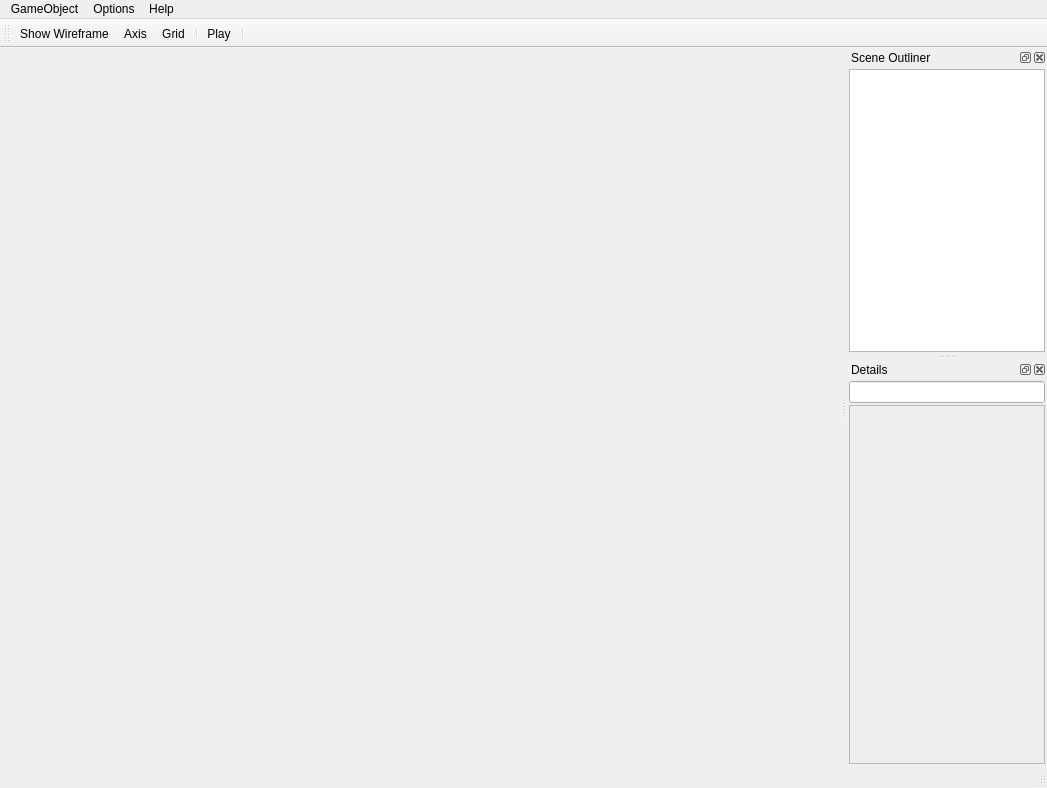
Old version of the form mainwindow.ui in the repository FredrikEik/Game_Engine_Architecture.
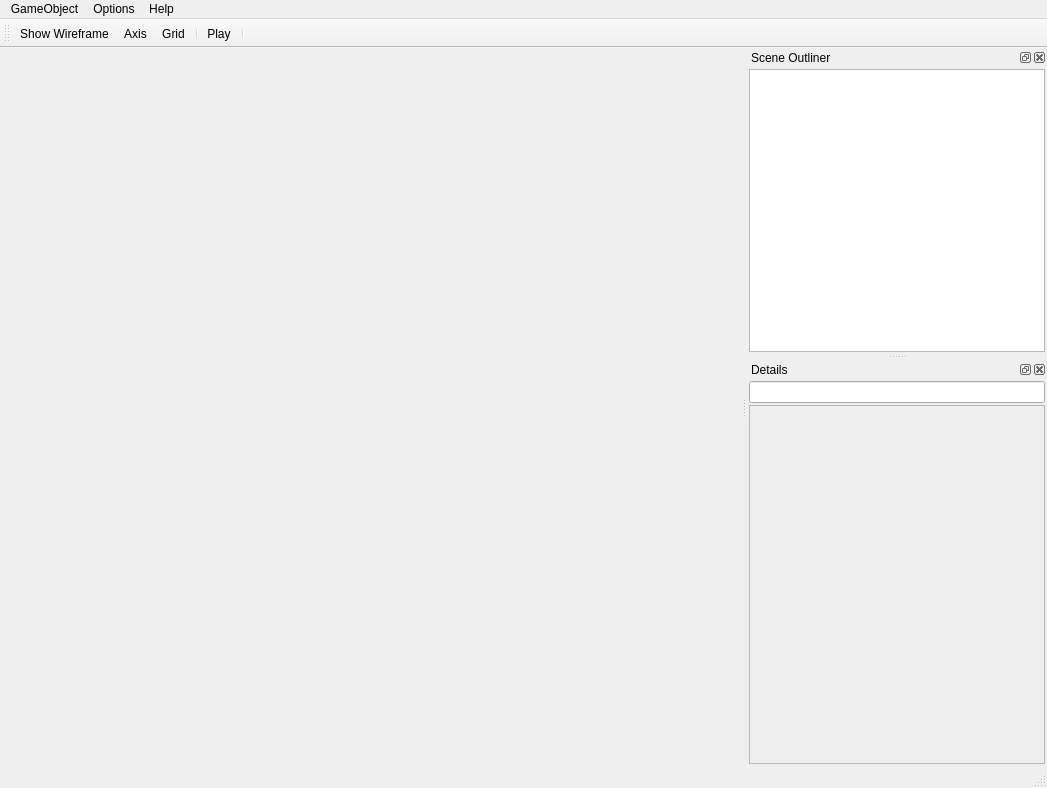
New version of the form. Icons and pictures are not drawn.

```diff
--- a/mainwindow.ui
+++ b/mainwindow.ui
@@ -82,7 +82,7 @@
    </property>
    <property name="maximumSize">
     <size>
-     <width>200</width>
+     <width>332</width>
      <height>524287</height>
     </size>
    </property>
@@ -134,6 +134,18 @@
    </widget>
   </widget>
   <widget class="QDockWidget" name="dockWidgetDetails">
+   <property name="minimumSize">
+    <size>
+     <width>300</width>
+     <height>117</height>
+    </size>
+   </property>
+   <property name="maximumSize">
+    <size>
+     <width>332</width>
+     <height>524287</height>
+    </size>
+   </property>
    <property name="windowTitle">
     <string>Details</string>
    </property>
@@ -170,7 +182,7 @@
          <rect>
           <x>0</x>
           <y>0</y>
-          <width>194</width>
+          <width>294</width>
           <height>356</height>
          </rect>
         </property>
```
